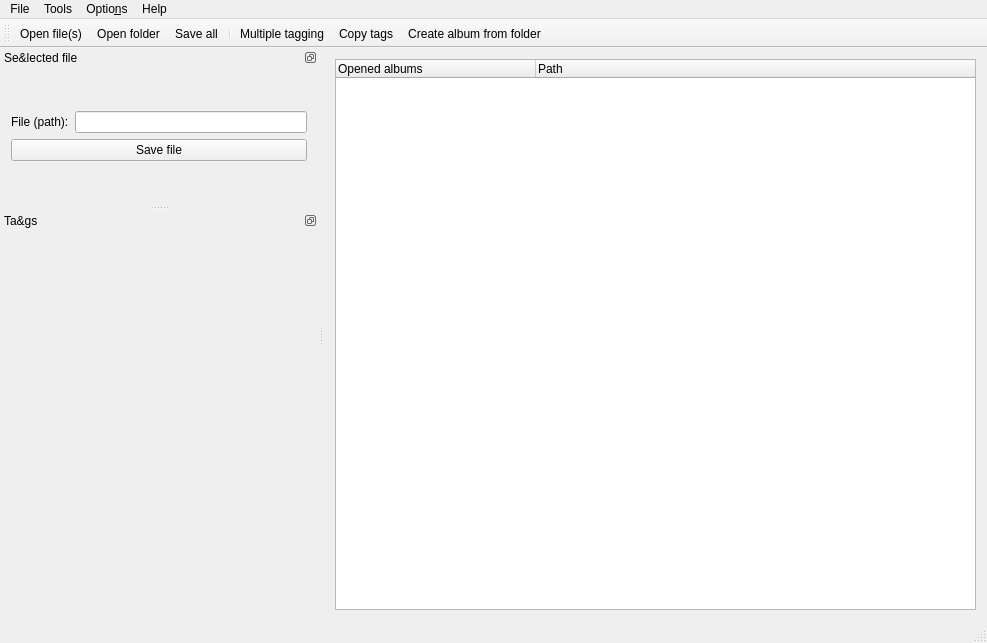
First picture: the form in src/mainwindow.ui, repository amethystant/Qtag, before the edit.
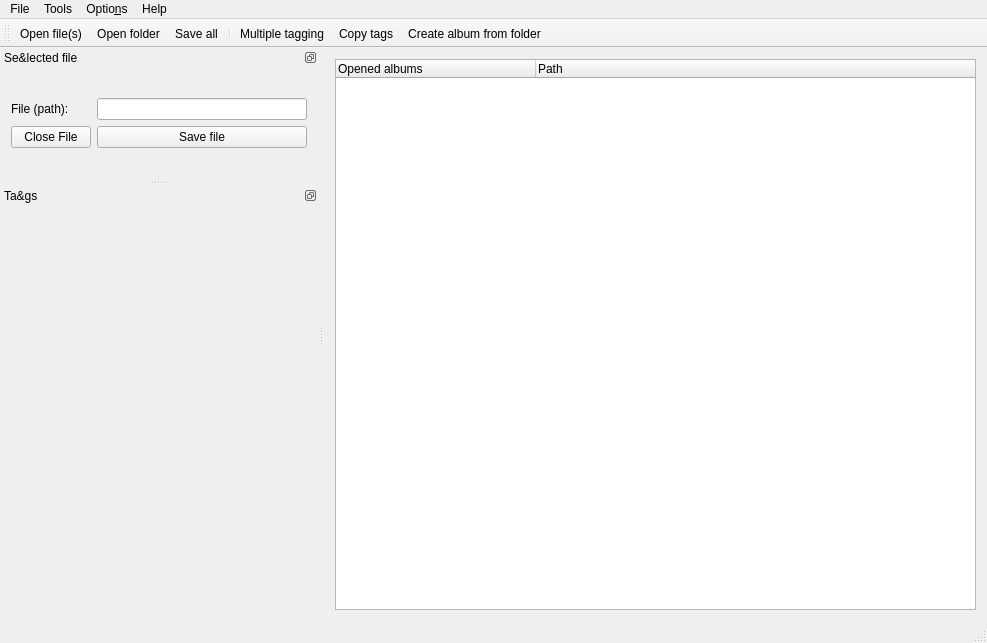
Second picture: the form after the edit. Icons and pictures are not drawn.

Commit message: Added a 'Close file' button

Diff of the .ui file:
```diff
--- a/src/mainwindow.ui
+++ b/src/mainwindow.ui
@@ -125,12 +125,6 @@
    </property>
    <property name="minimumSize">
     <size>
-     <width>110</width>
-     <height>114</height>
-    </size>
-   </property>
-   <property name="baseSize">
-    <size>
      <width>0</width>
      <height>0</height>
     </size>
@@ -167,7 +161,14 @@
        <item row="0" column="1">
         <widget class="QLineEdit" name="lineEdit_path"/>
        </item>
-       <item row="1" column="0" colspan="2">
+       <item row="1" column="0">
+        <widget class="QPushButton" name="pushButton_closeFile">
+         <property name="text">
+          <string>Close File</string>
+         </property>
+        </widget>
+       </item>
+       <item row="1" column="1">
         <widget class="QPushButton" name="pushButton_saveFile">
          <property name="text">
           <string>Save file</string>
```
Left out of the diff: 6 changed lines with no effect on the pictures. The commit also changes 2 other files.
